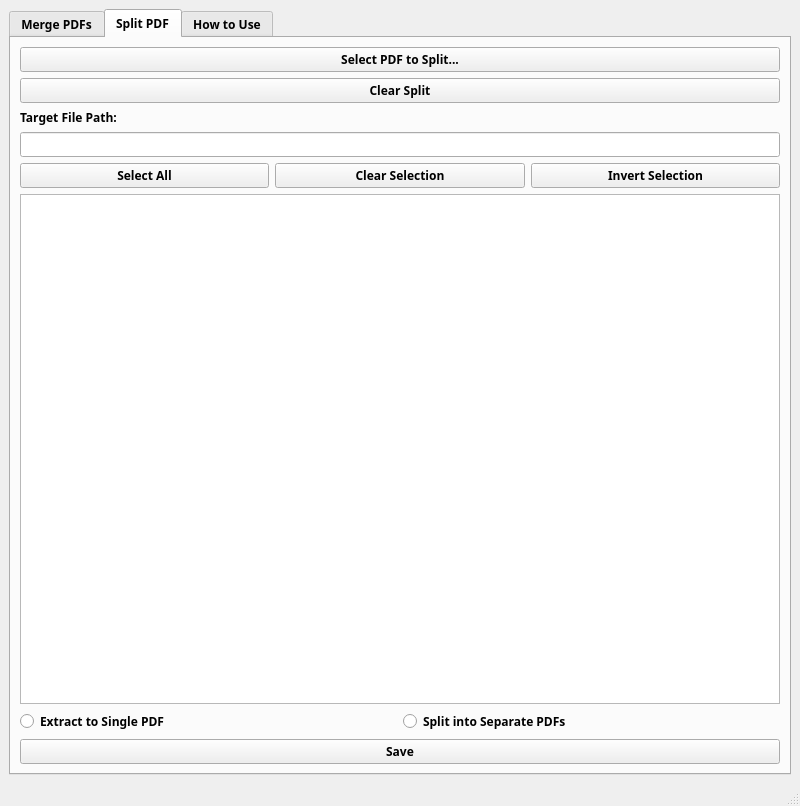
Old version of the form src/main_window.ui in the repository lourenco-lam/pdf-toolbox.
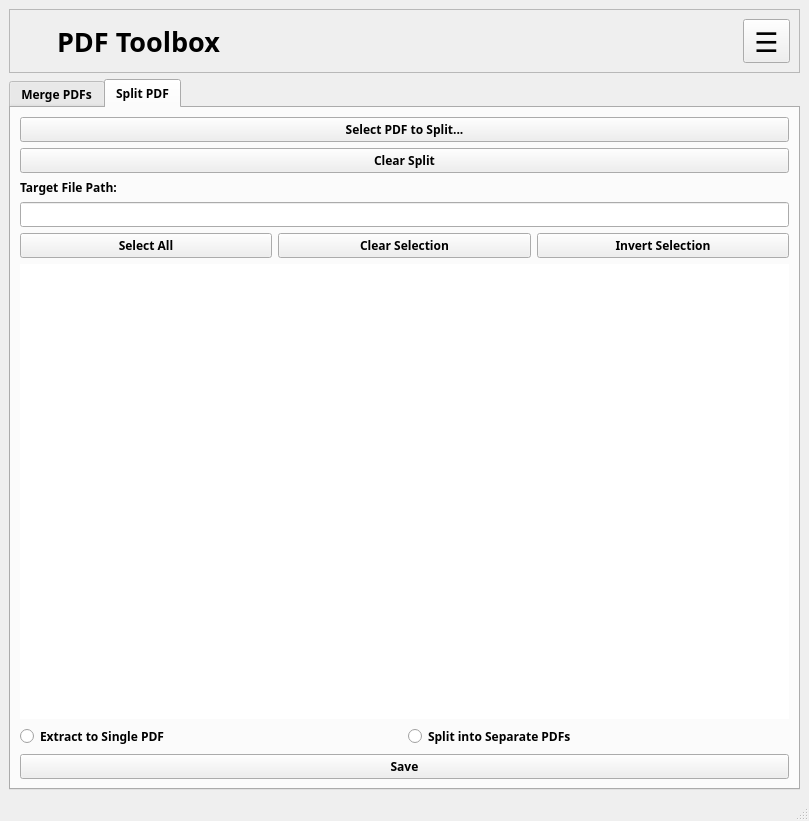
New version of the form. The open tabs and pages were chosen to show the change. Icons and pictures are not drawn.

Commit message: Finalize v1.0.1 Release Pipelines for macOS and Windows

The edit to the form file:
```diff
--- a/src/main_window.ui
+++ b/src/main_window.ui
@@ -6,16 +6,118 @@
    <rect>
     <x>0</x>
     <y>0</y>
-    <width>800</width>
-    <height>806</height>
+    <width>809</width>
+    <height>821</height>
    </rect>
   </property>
+  <property name="minimumSize">
+   <size>
+    <width>32</width>
+    <height>32</height>
+   </size>
+  </property>
   <property name="windowTitle">
    <string>MainWindow</string>
   </property>
   <widget class="QWidget" name="centralwidget">
    <layout class="QGridLayout" name="gridLayout">
     <item row="0" column="0">
+     <widget class="QFrame" name="header_frame">
+      <property name="frameShape">
+       <enum>QFrame::Shape::StyledPanel</enum>
+      </property>
+      <property name="frameShadow">
+       <enum>QFrame::Shadow::Raised</enum>
+      </property>
+      <layout class="QHBoxLayout" name="horizontalLayout">
+       <item>
+        <widget class="QLabel" name="icon_label">
+         <property name="minimumSize">
+          <size>
+           <width>32</width>
+           <height>32</height>
+          </size>
+         </property>
+         <property name="text">
+          <string/>
+         </property>
+         <property name="pixmap">
+          <pixmap>:/png/icns.png</pixmap>
+         </property>
+         <property name="scaledContents">
+          <bool>true</bool>
+         </property>
+        </widget>
+       </item>
+       <item>
+        <widget class="QLabel" name="label_2">
+         <property name="minimumSize">
+          <size>
+           <width>170</width>
+           <height>29</height>
+          </size>
+         </property>
+         <property name="font">
+          <font>
+           <family>Montserrat</family>
+           <pointsize>20</pointsize>
+           <bold>true</bold>
+          </font>
+         </property>
+         <property name="frameShape">
+          <enum>QFrame::Shape::NoFrame</enum>
+         </property>
+         <property name="frameShadow">
+          <enum>QFrame::Shadow::Raised</enum>
+         </property>
+         <property name="lineWidth">
+          <number>1</number>
+         </property>
+         <property name="text">
+          <string>PDF Toolbox</string>
+         </property>
+         <property name="wordWrap">
+          <bool>false</bool>
+         </property>
+        </widget>
+       </item>
+       <item>
+        <spacer name="horizontalSpacer">
+         <property name="orientation">
+          <enum>Qt::Orientation::Horizontal</enum>
+         </property>
+         <property name="sizeHint" stdset="0">
+          <size>
+           <width>502</width>
+           <height>20</height>
+          </size>
+         </property>
+        </spacer>
+       </item>
+       <item>
+        <widget class="QToolButton" name="menu_button">
+         <property name="font">
+          <font>
+           <family>Montserrat</family>
+           <pointsize>20</pointsize>
+           <bold>true</bold>
+          </font>
+         </property>
+         <property name="cursor">
+          <cursorShape>PointingHandCursor</cursorShape>
+         </property>
+         <property name="text">
+          <string>☰</string>
+         </property>
+         <property name="icon">
+          <iconset theme="QIcon::ThemeIcon::FormatJustifyFill"/>
+         </property>
+        </widget>
+       </item>
+      </layout>
+     </widget>
+    </item>
+    <item row="1" column="0">
      <widget class="QTabWidget" name="tabWidget">
       <property name="font">
        <font>
@@ -147,6 +249,12 @@
         </item>
         <item>
          <widget class="QListWidget" name="listPages">
+          <property name="layoutDirection">
+           <enum>Qt::LayoutDirection::LeftToRight</enum>
+          </property>
+          <property name="frameShape">
+           <enum>QFrame::Shape::NoFrame</enum>
+          </property>
           <property name="selectionMode">
            <enum>QAbstractItemView::SelectionMode::MultiSelection</enum>
           </property>
@@ -188,16 +296,6 @@
         </item>
        </layout>
       </widget>
-      <widget class="QWidget" name="tab">
-       <attribute name="title">
-        <string>How to Use</string>
-       </attribute>
-       <layout class="QVBoxLayout" name="verticalLayout_3">
-        <item>
-         <widget class="QTextBrowser" name="txtHelp"/>
-        </item>
-       </layout>
-      </widget>
      </widget>
     </item>
    </layout>
```
Left out of the diff: 50 changed lines with no effect on the pictures. The commit also changes 5 other files.
